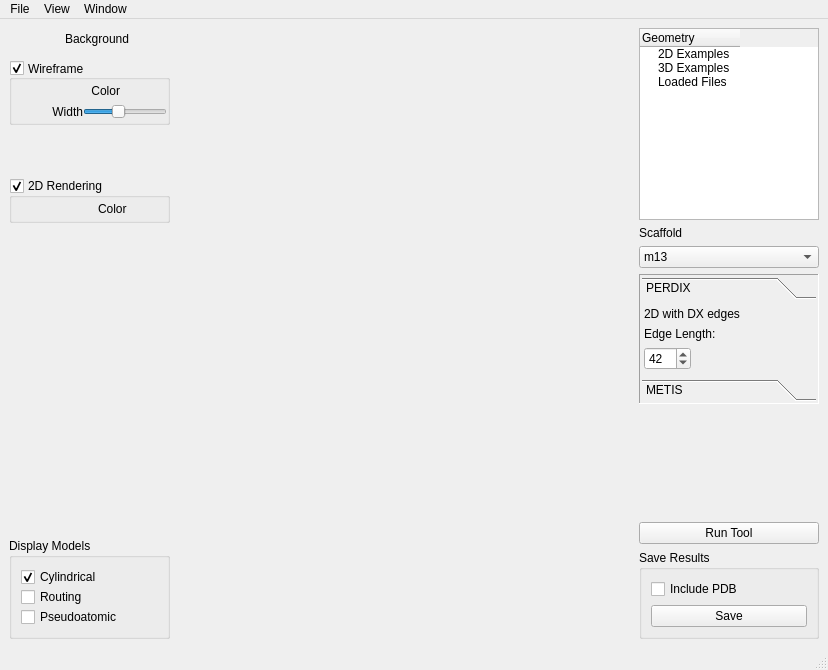
First picture: the form in ui/AthenaMainWindow.ui, repository lcbb/athena, before the edit.
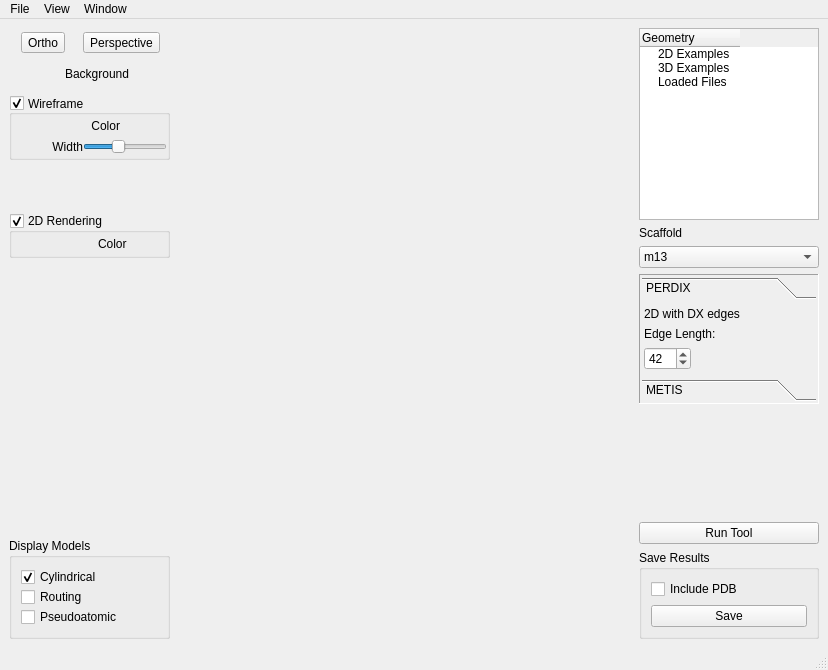
Second picture: the form after the edit. Custom widgets are drawn as their Qt base class.

Commit message: Ortho/persp camera buttons

What changed in the file:
```diff
--- a/ui/AthenaMainWindow.ui
+++ b/ui/AthenaMainWindow.ui
@@ -42,7 +42,7 @@
         </property>
         <item>
          <widget class="QWidget" name="inputSidebar" native="true">
-          <layout class="QVBoxLayout" name="inputSidebarLayout" stretch="0,0,0,0,0">
+          <layout class="QVBoxLayout" name="inputSidebarLayout" stretch="0,0,0,0,0,0">
            <property name="spacing">
             <number>10</number>
            </property>
@@ -58,6 +58,30 @@
            <property name="bottomMargin">
             <number>0</number>
            </property>
+           <item>
+            <layout class="QHBoxLayout" name="horizontalLayout_3">
+             <property name="leftMargin">
+              <number>4</number>
+             </property>
+             <property name="topMargin">
+              <number>4</number>
+             </property>
+             <item>
+              <widget class="QToolButton" name="perspectiveCamButton">
+               <property name="text">
+                <string>Ortho</string>
+               </property>
+              </widget>
+             </item>
+             <item>
+              <widget class="QToolButton" name="orthoCamButton">
+               <property name="text">
+                <string>Perspective</string>
+               </property>
+              </widget>
+             </item>
+            </layout>
+           </item>
            <item>
             <layout class="QHBoxLayout" name="horizontalLayout_4">
              <property name="spacing">
```
Left out of the diff: 18 changed lines with no effect on the pictures.
